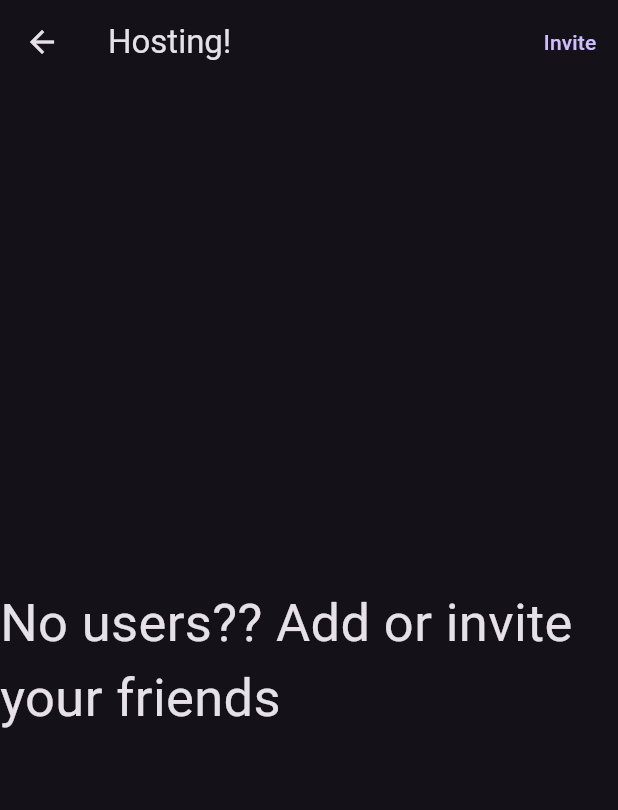
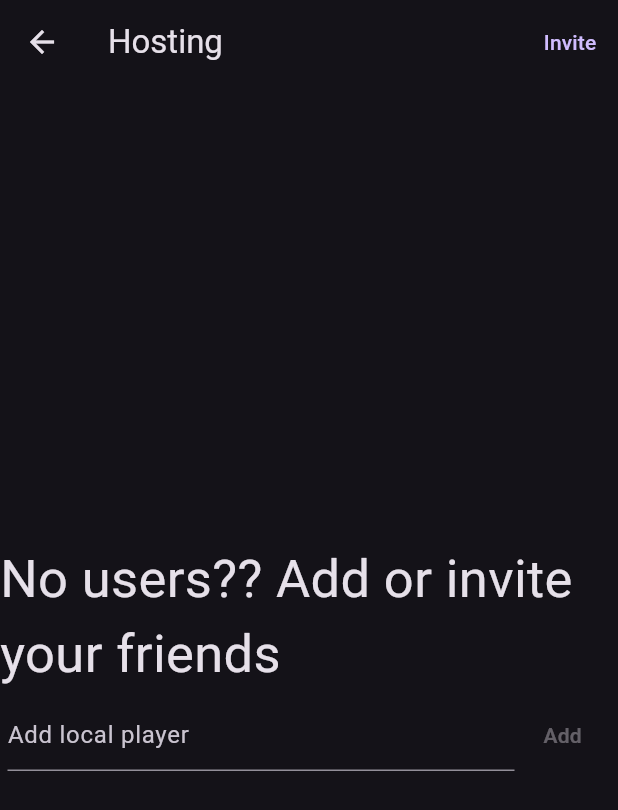
Before and after one commit to jegkanikkeheddemike/steven, a Flutter app: the HostLobbyPage screen opened directly, on a phone screen of 412 x 824 dp. Shown: the top 810 px of the screen. Run offline on Flutter 3.47's test engine with Material 3 defaults, Android fonts, the phone set to English and light mode, and no system bars; our stand-ins replace qr_flutter.

Commit message:
add local players

```diff
--- a/lib/host/lobby_page.dart
+++ b/lib/host/lobby_page.dart
@@ -1,5 +1,4 @@
 import 'package:flutter/material.dart';
-import 'package:flutter/widgets.dart';
 import 'package:qr_flutter/qr_flutter.dart';
 import 'package:steven/host/user.dart';
 
@@ -19,7 +18,7 @@ class HostLobbyPageState extends State<HostLobbyPage> {
   Widget build(BuildContext context) {
     return Scaffold(
       appBar: AppBar(
-          title: const Text("Hosting!"),
+        title: const Text("Hosting"),
         actions: [
           TextButton(
             onPressed: () {
@@ -31,19 +30,57 @@ class HostLobbyPageState extends State<HostLobbyPage> {
           )
         ],
       ),
-        body: showUsers(context));
-  }
-
-  Widget showUsers(BuildContext context) {
-    if (users.isEmpty) {
-      return const Center(
+      body: Column(
+        mainAxisAlignment: MainAxisAlignment.center,
+        children: [
+          if (users.isEmpty) ...[
+            const Center(
                 child: Text(
               "No users?? Add or invite your friends",
               style: TextStyle(fontSize: 35),
-      ));
+            ))
+          ] else ...[
+            Wrap(
+              direction: Axis.horizontal,
+              spacing: 20,
+              children: users.map((u) => Text(u.toString())).toList(),
+            )
+          ],
+          addLocalUserWidget(context)
+        ],
+      ),
+    );
   }
 
-    throw UnimplementedError();
+  TextEditingController localUserController = TextEditingController();
+
+  Widget addLocalUserWidget(BuildContext context) {
+    return Padding(
+      padding: const EdgeInsets.all(5),
+      child: Row(
+        children: [
+          Expanded(
+            child: TextField(
+              controller: localUserController,
+              decoration: const InputDecoration(hintText: "Add local player"),
+              onChanged: (value) {
+                setState(() {});
+              },
+            ),
+          ),
+          TextButton(
+              onPressed: localUserController.text.isEmpty
+                  ? null
+                  : () {
+                      setState(() {
+                        users.add(User(localUserController.text));
+                        localUserController.clear();
+                      });
+                    },
+              child: const Text("Add")),
+        ],
+      ),
+    );
   }
 
   SnackBar inviteSnackbar(BuildContext context) {
--- a/lib/host/user.dart
+++ b/lib/host/user.dart
@@ -2,9 +2,18 @@ class User {
   const User(this.name, {this.onlineData});
   final String name;
   final OnlineData? onlineData;
+
+  @override
+  String toString() {
+    if (onlineData != null) {
+      return "$name@${onlineData!.deviceName}";
+    }
+    return name;
+  }
 }
 
 class OnlineData {
-  const OnlineData(this.userID);
+  const OnlineData(this.userID, this.deviceName);
   final String userID;
+  final String deviceName;
 }
```
Lines whose indentation alone changed are shown as unchanged.
